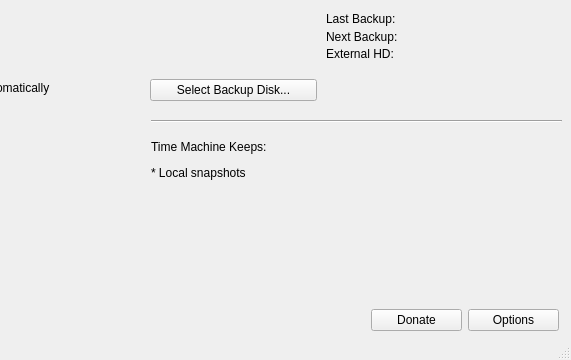
Above: src/gui.ui from GeovaneJefferson/timemachine before the change; both pictures show x 129 to 700 and y 90 to 450 of the 700 by 450 pixel window. Below: the same form after it.
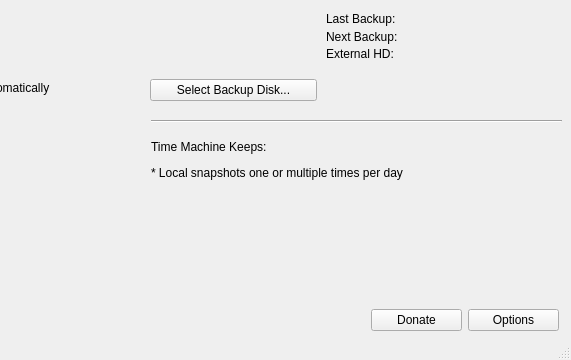
That is the form after the change. Icons and pictures are not drawn.

```diff
--- a/src/gui.ui
+++ b/src/gui.ui
@@ -122,7 +122,7 @@
      <item row="1" column="0">
       <widget class="QLabel" name="label_txt">
        <property name="text">
-        <string>&lt;html&gt;&lt;head/&gt;&lt;body&gt;&lt;p&gt;Time Machine Keeps:&lt;/p&gt;&lt;p&gt;* Local snapshots &lt;/p&gt;&lt;/body&gt;&lt;/html&gt;</string>
+        <string>&lt;html&gt;&lt;head/&gt;&lt;body&gt;&lt;p&gt;Time Machine Keeps:&lt;/p&gt;&lt;p&gt;* Local snapshots one or multiple times per day&lt;/p&gt;&lt;/body&gt;&lt;/html&gt;</string>
        </property>
       </widget>
      </item>
```
